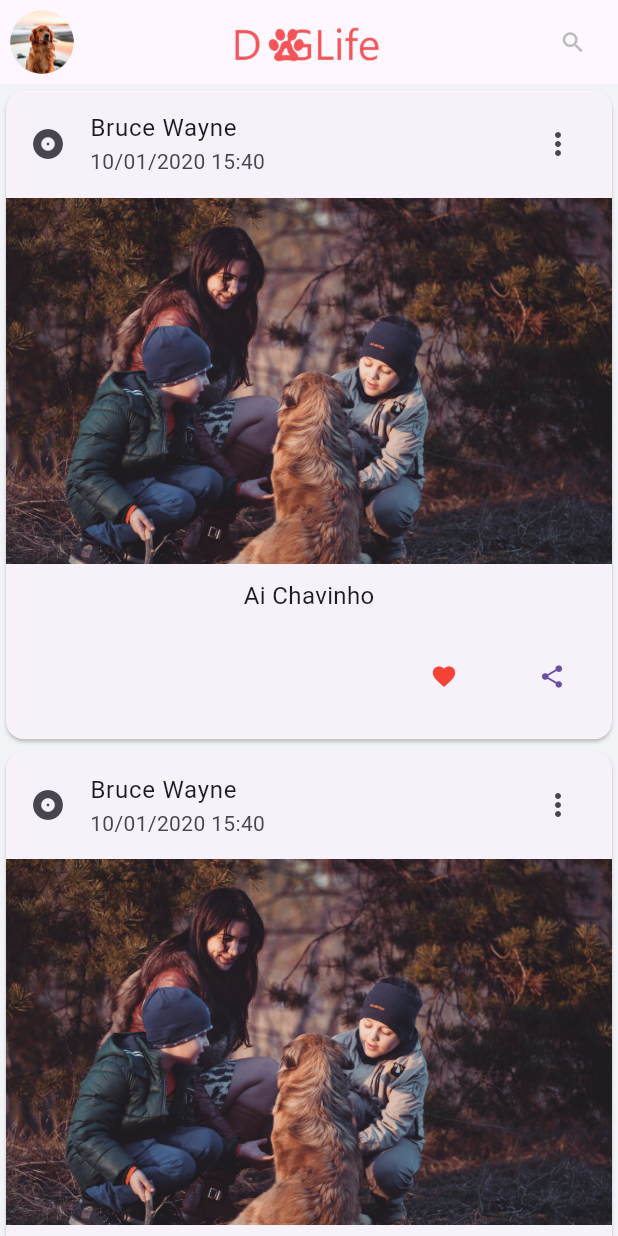
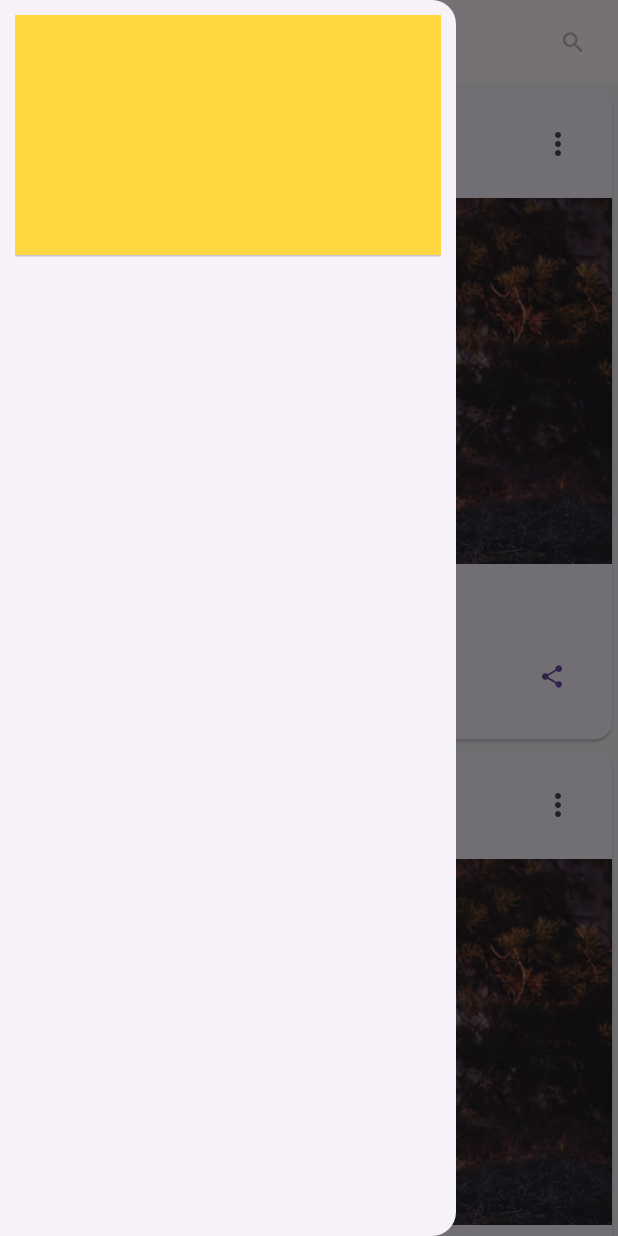
Before and after one commit to pablo-sa10/Login-flutter, a Flutter app: the Home screen opened directly, with the side drawer open (before the commit the screen has no drawer), on a phone screen of 412 x 824 dp. Run offline on Flutter 3.47's test engine with Material 3 defaults, Android fonts, the phone set to English and light mode, and no system bars.

Commit message:
vou adicionar uma gaveta nesas porra agora

```diff
--- a/login/lib/pages/home.dart
+++ b/login/lib/pages/home.dart
@@ -18,31 +18,33 @@ class _HomeState extends State<Home> {
             child: Image.asset("assets/app-logo.png"),
           ),
         ),
-        leading: Padding(
-          padding: const EdgeInsets.all(6.0),
-          child: Container(
-            height: 40,
-            width: 40,
-            decoration: const BoxDecoration(
-              image: DecorationImage(
-                image: AssetImage("assets/user-picture.png"),
-                fit: BoxFit.fitHeight
-              )
-            ),
-          ),
+        leading: Builder(
+          builder: (context) {
+            return TextButton(
+                child: Image.asset("assets/user-picture.png", fit: BoxFit.cover,),
+                onPressed: () {
+                  Scaffold.of(context).openDrawer();
+                });
+          }
         ),
         actions: [
           SizedBox(
             width: 60,
             child: TextButton(
-              onPressed: () => {},
-              child: const Icon(
-                Icons.search,
-                color: Color(0xFFBABABA)
-              )
-            ),
+                onPressed: () => {},
+                child: const Icon(Icons.search, color: Color(0xFFBABABA))),
           )
         ],
+      ),
+      drawer: Drawer(
+        child: ListView(
+          padding: const EdgeInsets.all(10),
+          children: const [
+            DrawerHeader(
+                decoration: BoxDecoration(color: Colors.amberAccent),
+                child: Column())
+          ],
+        ),
       ),
       body: Container(
         color: const Color(0xFFF2F3F6),
@@ -61,7 +63,7 @@ class _HomeState extends State<Home> {
   }
 }
 
-Widget cardItem(){
+Widget cardItem() {
   return Card(
     child: Column(
       mainAxisSize: MainAxisSize.min,
@@ -76,24 +78,30 @@ Widget cardItem(){
         Container(
           padding: const EdgeInsets.all(10),
           child: const Text(
-            "Ai Chavinho", style: TextStyle(fontSize: 16),
+            "Ai Chavinho",
+            style: TextStyle(fontSize: 16),
           ),
         ),
         ButtonTheme(
           child: ButtonBar(
             children: [
               TextButton(
-                child: Icon(Icons.favorite, color: Colors.red,),
-                onPressed: (){},
+                child: const Icon(
+                  Icons.favorite,
+                  color: Colors.red,
+                ),
+                onPressed: () {},
               ),
               TextButton(
-                child: Icon(Icons.share),
-                onPressed: (){},
+                child: const Icon(Icons.share),
+                onPressed: () {},
               ),
             ],
           ),
         ),
-        const SizedBox(height: 10,)
+        const SizedBox(
+          height: 10,
+        )
       ],
     ),
   );
```
